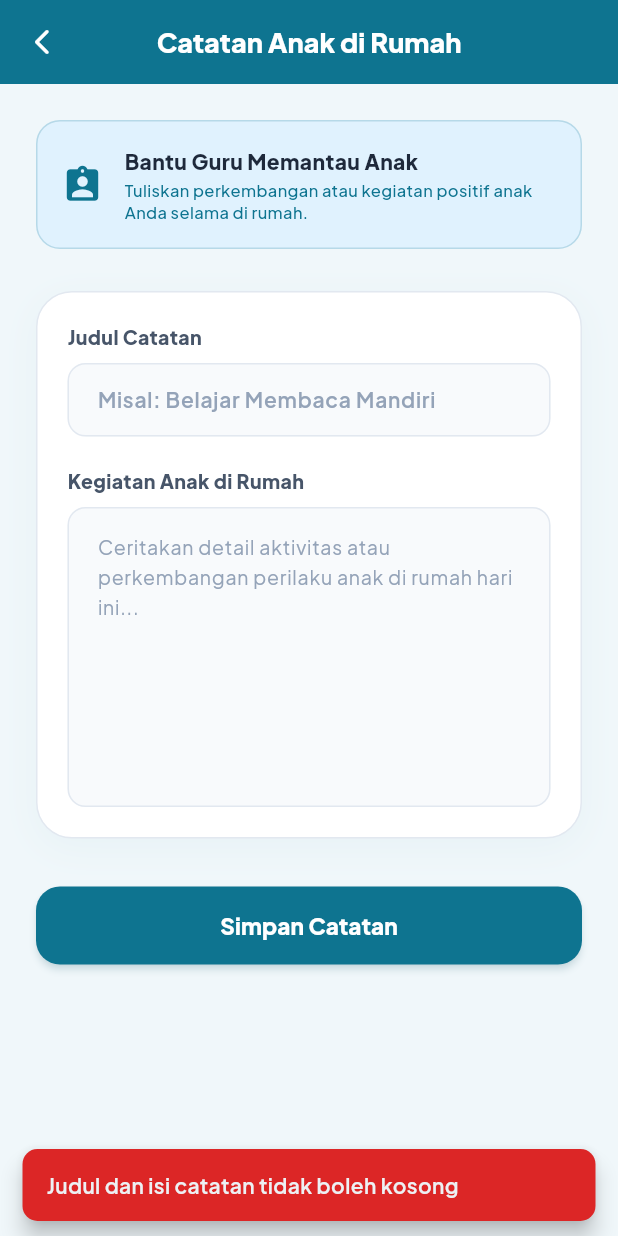
After one commit to ajikharisma/frontend-pui-kb, a Flutter app: the CatatanRumahScreen screen opened by its route, after a tap on "Simpan Catatan", on a phone screen of 412 x 824 dp. The commit adds this screen. Run offline on Flutter 3.47's test engine with Material 3 defaults, Android fonts, the phone set to English and light mode, and no system bars; our stand-ins replace dio, flutter_secure_storage, google_fonts, shared_preferences; accounts and stored records are empty.

Commit message:
nambah halaman input catatan

```diff
--- a/lib/main.dart
+++ b/lib/main.dart
@@ -9,6 +9,7 @@ import 'screens/perkembangan/detail_perkembangan_screen.dart';
 import 'screens/analisis/analisis_screen.dart';
 import 'screens/analisis/detail_analisis_screen.dart';
 import 'screens/profile/profile_screen.dart';        // ← TAMBAH
+import 'screens/catatan/catatan_rumah_screen.dart';
 
 void main() {
   runApp(const MyApp());
@@ -43,6 +44,7 @@ class MyApp extends StatelessWidget {
           '/analisis':       (_) => const AnalisisScreen(),
           '/detail-analisis': (_) => const DetailAnalisisScreen(),
           '/profile': (_) => const ProfileScreen(),
+          '/catatan-rumah': (context) => const CatatanRumahScreen(),
         },
       ),
     );
--- a/lib/providers/auth_provider.dart
+++ b/lib/providers/auth_provider.dart
@@ -165,6 +165,37 @@ class AuthProvider with ChangeNotifier {
     }
   }
 
+  // 🔥 SIMPAN CATATAN BARU KE DATABASE LARAVEL (SINKRONISASI REAL-TIME)
+  Future<bool> simpanCatatan({
+    required String judul,
+    required String isi,
+    required String tanggal,
+  }) async {
+    try {
+
+      final response = await _dio.post(
+        '${ApiConstants.baseUrl}/parent/catatan',
+        data: {
+          'judul_catatan': judul,
+          'isi_catatan': isi,
+          'tanggal': tanggal,
+        },
+        options: Options(
+          headers: {
+            'Authorization': 'Bearer ${_user!.token}',
+            'Accept': 'application/json',
+          },
+        ),
+      );
+
+      return response.data['success'] == true;
+
+    } catch (e) {
+      print(e);
+      return false;
+    }
+  }
+
   // 🔥 LOGOUT
   Future<void> logout() async {
     _user = null;
--- /dev/null
+++ b/lib/screens/catatan/catatan_rumah_screen.dart
@@ -0,0 +1,256 @@
+import 'package:flutter/material.dart';
+import 'package:google_fonts/google_fonts.dart';
+import 'package:provider/provider.dart';
+import '../../providers/auth_provider.dart';
+
+class CatatanRumahScreen extends StatefulWidget {
+  const CatatanRumahScreen({super.key});
+
+  @override
+  State<CatatanRumahScreen> createState() => _CatatanRumahScreenState();
+}
+
+class _CatatanRumahScreenState extends State<CatatanRumahScreen> {
+  final judulController = TextEditingController();
+  final isiController = TextEditingController();
+  bool loading = false;
+
+  Future<void> simpan() async {
+    if (judulController.text.isEmpty || isiController.text.isEmpty) {
+      ScaffoldMessenger.of(context).showSnackBar(
+        SnackBar(
+          content: Text(
+            'Judul dan isi catatan tidak boleh kosong',
+            style: GoogleFonts.plusJakartaSans(fontWeight: FontWeight.w600),
+          ),
+          backgroundColor: const Color(0xFFDC2626),
+          behavior: SnackBarBehavior.floating,
+          shape: RoundedRectangleBorder(borderRadius: BorderRadius.circular(10)),
+        ),
+      );
+      return;
+    }
+
+    setState(() => loading = true);
+
+    final success = await context.read<AuthProvider>().simpanCatatan(
+          judul: judulController.text,
+          isi: isiController.text,
+          tanggal: DateTime.now().toString().split(' ')[0],
+        );
+
+    setState(() => loading = false);
+
+    if (!mounted) return;
+
+    ScaffoldMessenger.of(context).showSnackBar(
+      SnackBar(
+        content: Text(
+          success ? 'Catatan berhasil dikirim' : 'Gagal mengirim catatan',
+          style: GoogleFonts.plusJakartaSans(fontWeight: FontWeight.w600),
+        ),
+        backgroundColor: success ? const Color(0xFF059669) : const Color(0xFFDC2626),
+        behavior: SnackBarBehavior.floating,
+        shape: RoundedRectangleBorder(borderRadius: BorderRadius.circular(10)),
+      ),
+    );
+
+    if (success) {
+      judulController.clear();
+      isiController.clear();
+    }
+  }
+
+  @override
+  Widget build(BuildContext context) {
+    return Scaffold(
+      backgroundColor: const Color(0xFFF0F7FA), // Background soft cyan matching dashboard
+      appBar: AppBar(
+        backgroundColor: const Color(0xFF0E7490),
+        elevation: 0,
+        centerTitle: true,
+        leading: IconButton(
+          icon: const Icon(Icons.arrow_back_ios_new_rounded, color: Colors.white, size: 20),
+          onPressed: () => Navigator.pop(context),
+        ),
+        title: Text(
+          'Catatan Anak di Rumah',
+          style: GoogleFonts.plusJakartaSans(
+            color: Colors.white,
+            fontWeight: FontWeight.w800,
+            fontSize: 18,
+          ),
+        ),
+      ),
+      body: SafeArea(
+        child: SingleChildScrollView(
+          padding: const EdgeInsets.all(24),
+          child: Column(
+            crossAxisAlignment: CrossAxisAlignment.start,
+            children: [
+              // ── INFO BANNER ──
+              Container(
+                padding: const EdgeInsets.all(16),
+                decoration: BoxDecoration(
+                  color: const Color(0xFFE0F2FE),
+                  borderRadius: BorderRadius.circular(16),
+                  border: Border.all(color: const Color(0xFF0E7490).withOpacity(0.2)),
+                ),
+                child: Row(
+                  children: [
+                    const Icon(Icons.assignment_ind_rounded, color: Color(0xFF0E7490), size: 28),
+                    const SizedBox(width: 14),
+                    Expanded(
+                      child: Column(
+                        crossAxisAlignment: CrossAxisAlignment.start,
+                        children: [
+                          Text(
+                            "Bantu Guru Memantau Anak",
+                            style: GoogleFonts.plusJakartaSans(
+                              fontSize: 14,
+                              fontWeight: FontWeight.w800,
+                              color: const Color(0xFF1E293B),
+                            ),
+                          ),
+                          const SizedBox(height: 2),
+                          Text(
+                            "Tuliskan perkembangan atau kegiatan positif anak Anda selama di rumah.",
+                            style: GoogleFonts.plusJakartaSans(
+                              fontSize: 11,
+                              fontWeight: FontWeight.w500,
+                              color: const Color(0xFF0E7490),
+                              height: 1.4,
+                            ),
+                          ),
+                        ],
+                      ),
+                    ),
+                  ],
+                ),
+              ),
+              const SizedBox(height: 28),
+
+              // ── INPUT FORM CARD ──
+              Container(
+                padding: const EdgeInsets.all(20),
+                decoration: BoxDecoration(
+                  color: Colors.white,
+                  borderRadius: BorderRadius.circular(24),
+                  border: Border.all(color: const Color(0xFFE2E8F0)),
+                  boxShadow: [
+                    BoxShadow(
+                      color: const Color(0xFF0E7490).withOpacity(0.04),
+                      blurRadius: 20,
+                      offset: const Offset(0, 6),
+                    ),
+                  ],
+                ),
+                child: Column(
+                  crossAxisAlignment: CrossAxisAlignment.start,
+                  children: [
+                    // Label Judul
+                    Text(
+                      "Judul Catatan",
+                      style: GoogleFonts.plusJakartaSans(
+                        fontSize: 13,
+                        fontWeight: FontWeight.w800,
+                        color: const Color(0xFF475569),
+                      ),
+                    ),
+                    const SizedBox(height: 8),
+                    // Field Judul
+                    TextField(
+                      controller: judulController,
+                      style: GoogleFonts.plusJakartaSans(fontSize: 14, color: const Color(0xFF1E293B), fontWeight: FontWeight.w600),
+                      decoration: InputDecoration(
+                        hintText: 'Misal: Belajar Membaca Mandiri',
+                        hintStyle: GoogleFonts.plusJakartaSans(color: const Color(0xFF94A3B8), fontSize: 14),
+                        filled: true,
+                        fillColor: const Color(0xFFF8FAFC),
+                        contentPadding: const EdgeInsets.symmetric(horizontal: 16, vertical: 14),
+                        enabledBorder: OutlineInputBorder(
+                          borderRadius: BorderRadius.circular(12),
+                          borderSide: const BorderSide(color: Color(0xFFE2E8F0)),
+                        ),
+                        focusedBorder: OutlineInputBorder(
+                          borderRadius: BorderRadius.circular(12),
+                          borderSide: const BorderSide(color: Color(0xFF0E7490), width: 1.5),
+                        ),
+                      ),
+                    ),
+                    const SizedBox(height: 20),
+
+                    // Label Isi
+                    Text(
+                      "Kegiatan Anak di Rumah",
+                      style: GoogleFonts.plusJakartaSans(
+                        fontSize: 13,
+                        fontWeight: FontWeight.w800,
+                        color: const Color(0xFF475569),
+                      ),
+                    ),
+                    const SizedBox(height: 8),
+                    // Field Isi
+                    TextField(
+                      controller: isiController,
+                      maxLines: 8,
+                      style: GoogleFonts.plusJakartaSans(fontSize: 14, color: const Color(0xFF1E293B), height: 1.5),
+                      decoration: InputDecoration(
+                        hintText: 'Ceritakan detail aktivitas atau perkembangan perilaku anak di rumah hari ini...',
+                        hintStyle: GoogleFonts.plusJakartaSans(color: const Color(0xFF94A3B8), fontSize: 13),
+                        filled: true,
+                        fillColor: const Color(0xFFF8FAFC),
+                        contentPadding: const EdgeInsets.all(16),
+                        enabledBorder: OutlineInputBorder(
+                          borderRadius: BorderRadius.circular(12),
+                          borderSide: const BorderSide(color: Color(0xFFE2E8F0)),
+                        ),
+                        focusedBorder: OutlineInputBorder(
+                          borderRadius: BorderRadius.circular(12),
+                          borderSide: const BorderSide(color: Color(0xFF0E7490), width: 1.5),
+                        ),
+                      ),
+                    ),
+                  ],
+                ),
+              ),
+              const SizedBox(height: 32),
+
+              // ── TOMBOL SIMPAN ──
+              SizedBox(
+                width: double.infinity,
+                height: 52,
+                child: ElevatedButton(
+                  onPressed: loading ? null : simpan,
+                  style: ElevatedButton.styleFrom(
+                    backgroundColor: const Color(0xFF0E7490),
+                    disabledBackgroundColor: const Color(0xFF94A3B8),
+                    shape: RoundedRectangleBorder(
+                      borderRadius: BorderRadius.circular(16),
+                    ),
+                    elevation: 2,
+                    shadowColor: const Color(0xFF0E7490).withOpacity(0.3),
+                  ),
+                  child: loading
+                      ? const SizedBox(
+                          width: 24,
+                          height: 24,
+                          child: CircularProgressIndicator(color: Colors.white, strokeWidth: 2.5),
+                        )
+                      : Text(
+                          'Simpan Catatan',
+                          style: GoogleFonts.plusJakartaSans(
+                            color: Colors.white,
+                            fontSize: 15,
+                            fontWeight: FontWeight.w800,
+                          ),
+                        ),
+                ),
+              ),
+            ],
+          ),
+        ),
+      ),
+    );
+  }
+}
```
